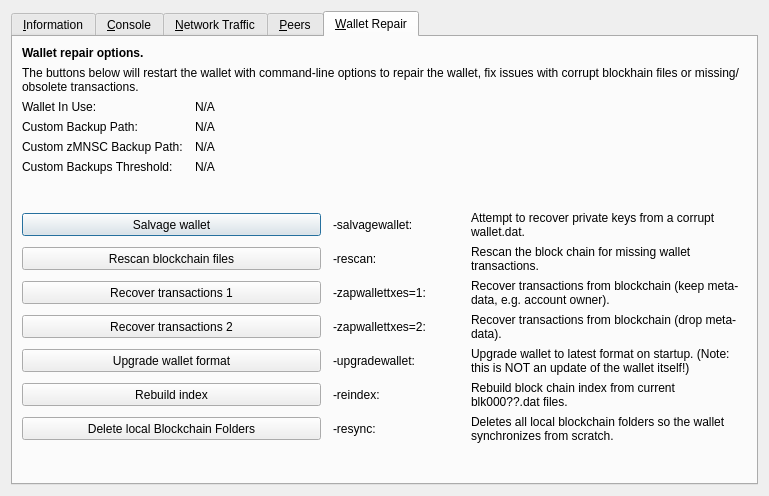
Old version of the form src/qt/forms/rpcconsole.ui in the repository mnsccoin/src.
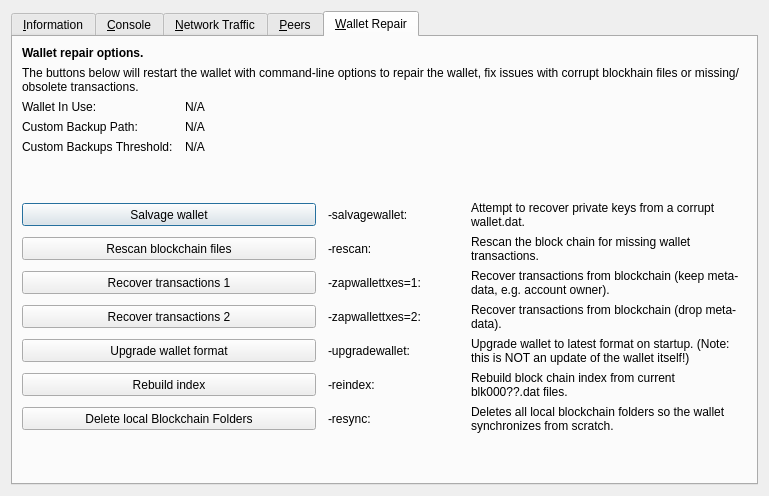
New version of the form. The open tabs and pages were chosen to show the change. Icons and pictures are not drawn. Custom widgets are drawn as their Qt base class.

Diff of the .ui file:
```diff
--- a/src/qt/forms/rpcconsole.ui
+++ b/src/qt/forms/rpcconsole.ui
@@ -1327,35 +1327,6 @@
          </property>
         </widget>
        </item>
-       <item row="4" column="0">
-        <widget class="QLabel" name="wallet_customzmnscbackuppath_label">
-         <property name="visible">
-          <bool>false</bool>
-         </property>
-         <property name="text">
-          <string>Custom zMNSC Backup Path:</string>
-         </property>
-        </widget>
-       </item>
-       <item row="4" column="1" colspan="3">
-        <widget class="QLabel" name="wallet_customzmnscbackuppath">
-         <property name="cursor">
-          <cursorShape>IBeamCursor</cursorShape>
-         </property>
-         <property name="visible">
-          <bool>false</bool>
-         </property>
-         <property name="text">
-          <string>N/A</string>
-         </property>
-         <property name="textFormat">
-          <enum>Qt::PlainText</enum>
-         </property>
-         <property name="textInteractionFlags">
-          <set>Qt::LinksAccessibleByMouse|Qt::TextSelectableByKeyboard|Qt::TextSelectableByMouse</set>
-         </property>
-        </widget>
-       </item>
        <item row="5" column="0">
         <widget class="QLabel" name="wallet_custombackupthreshold_label">
          <property name="visible">
```
Left out of the diff: 6 changed lines with no effect on the pictures.
